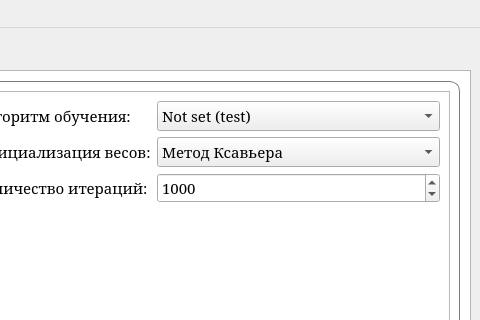
Qt form mainwindow.ui (EvilCommunist/Neuro-Simulator) before a commit; both pictures show x 829 to 1309 and y 0 to 320 of the 1309 by 665 pixel window.
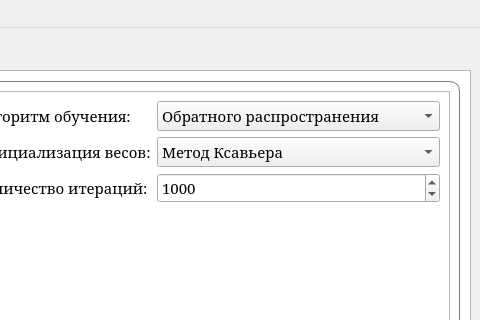
The same form after that commit. The open tabs and pages were chosen to show the change.

Commit message: Removing testing artefacts

```diff
--- a/mainwindow.ui
+++ b/mainwindow.ui
@@ -570,11 +570,6 @@
                     <pointsize>11</pointsize>
                    </font>
                   </property>
-                  <item>
-                   <property name="text">
-                    <string>Not set (test)</string>
-                   </property>
-                  </item>
                   <item>
                    <property name="text">
                     <string>Обратного распространения</string>
```
Left out of the diff: 4 changed lines with no effect on the pictures. The commit also changes 2 other files.
